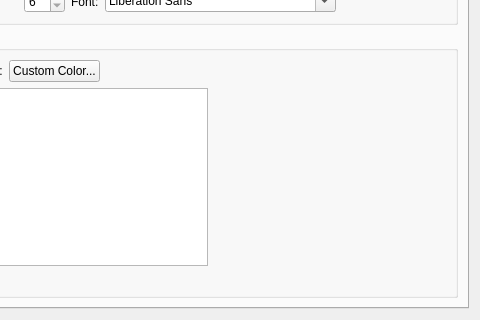
Qt form src/Form_Files/PAppearanceWidget.ui (Sigil-Ebook/Sigil) before a commit; both pictures show x 96 to 576 and y 155 to 475 of the 576 by 475 pixel window.
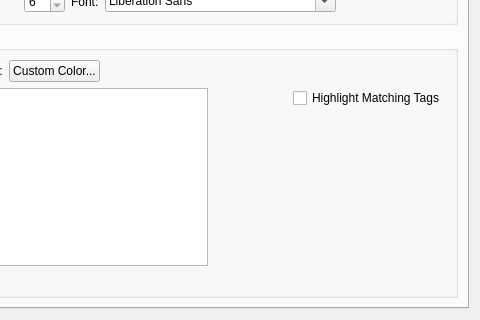
The same form after that commit.

Commit message: Add preference to disable matching tag highlighting

What changed in the file:
```diff
--- a/src/Form_Files/PAppearanceWidget.ui
+++ b/src/Form_Files/PAppearanceWidget.ui
@@ -211,7 +211,31 @@
            </layout>
           </item>
           <item row="1" column="0">
-           <layout class="QGridLayout" name="gridLayout_5">
+           <layout class="QGridLayout" name="gridLayout_5" columnstretch="0,0,0">
+            <item row="0" column="2">
+             <layout class="QVBoxLayout" name="verticalLayout_6">
+              <item>
+               <widget class="QCheckBox" name="chkHightlightTags">
+                <property name="text">
+                 <string>Highlight Matching Tags</string>
+                </property>
+               </widget>
+              </item>
+              <item>
+               <spacer name="verticalSpacer_2">
+                <property name="orientation">
+                 <enum>Qt::Vertical</enum>
+                </property>
+                <property name="sizeHint" stdset="0">
+                 <size>
+                  <width>20</width>
+                  <height>40</height>
+                 </size>
+                </property>
+               </spacer>
+              </item>
+             </layout>
+            </item>
             <item row="0" column="0">
              <widget class="QListWidget" name="codeViewColorsList">
               <property name="minimumSize">
@@ -257,6 +281,22 @@
               </property>
              </spacer>
             </item>
+            <item row="0" column="1">
+             <spacer name="horizontalSpacer">
+              <property name="orientation">
+               <enum>Qt::Horizontal</enum>
+              </property>
+              <property name="sizeType">
+               <enum>QSizePolicy::Expanding</enum>
+              </property>
+              <property name="sizeHint" stdset="0">
+               <size>
+                <width>40</width>
+                <height>20</height>
+               </size>
+              </property>
+             </spacer>
+            </item>
            </layout>
           </item>
          </layout>
```
Left out of the diff: 15 changed lines with no effect on the pictures. The commit also changes 4 other files.
